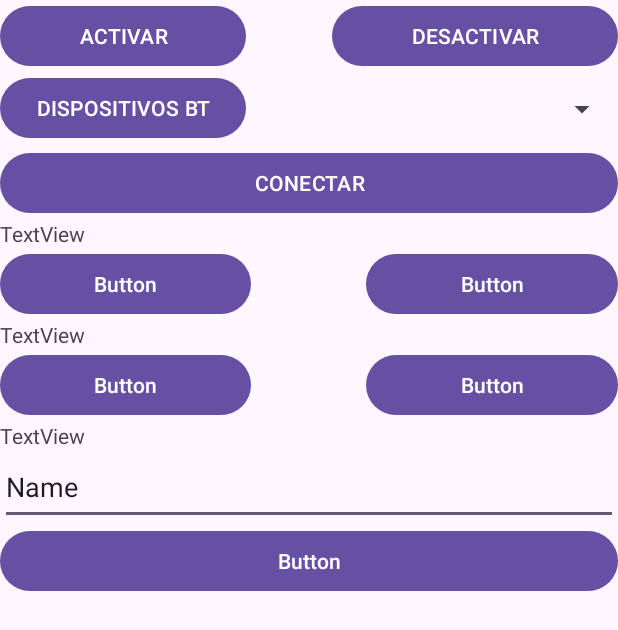
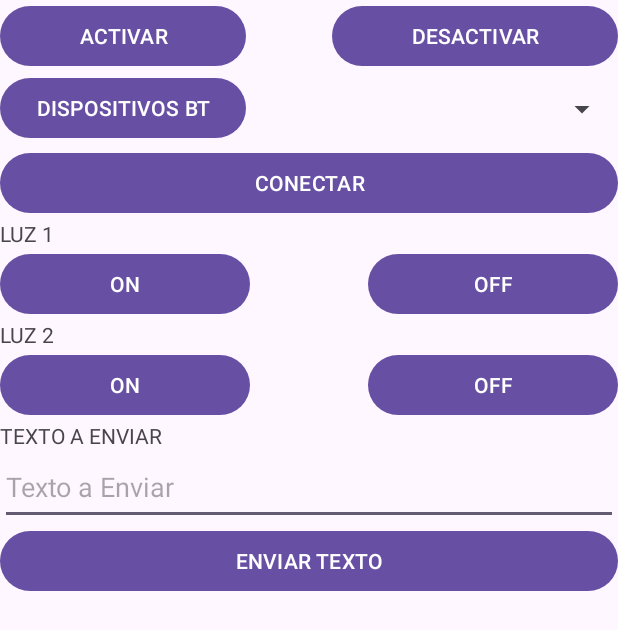
Before and after one commit to TroyanoMax/Arduino-android-bt-terperature-sensor, an Android app: the screen it shows after launch (MainActivity), on a phone screen of 412 x 824 dp. Shown: the top 630 px of the screen. Run offline under Robolectric (Android 15) with nearby library versions, the phone set to English and light mode, and no system bars.

Commit message:
First Commit

```diff
--- a/app/src/main/res/layout/activity_main.xml
+++ b/app/src/main/res/layout/activity_main.xml
@@ -19,7 +19,8 @@
             <Button
                     android:text="ACTIVAR"
                     android:layout_width="wrap_content"
-                    android:layout_height="wrap_content" android:id="@+id/idBtnOnBT" android:layout_weight="1"/>
+                    android:layout_height="wrap_content" android:id="@+id/idBtnOnBT" android:layout_weight="1"
+            />
             <Space
                     android:layout_width="wrap_content"
                     android:layout_height="wrap_content" android:layout_weight="1"/>
@@ -46,7 +47,7 @@
                 android:layout_width="match_parent"
                 android:layout_height="wrap_content" android:id="@+id/idBtnConect"/>
         <TextView
-                android:text="TextView"
+                android:text="LUZ 1"
                 android:layout_width="match_parent"
                 android:layout_height="wrap_content" android:id="@+id/textView"/>
         <LinearLayout
@@ -54,51 +55,50 @@
                 android:layout_width="match_parent"
                 android:layout_height="wrap_content">
             <Button
-                    android:text="Button"
+                    android:text="ON"
                     android:layout_width="wrap_content"
-                    android:layout_height="wrap_content" android:id="@+id/button5" android:layout_weight="1"/>
+                    android:layout_height="wrap_content" android:id="@+id/idBtnLuz_1on" android:layout_weight="1"/>
             <Space
                     android:layout_width="wrap_content"
                     android:layout_height="wrap_content" android:layout_weight="1"/>
             <Button
-                    android:text="Button"
+                    android:text="OFF"
                     android:layout_width="wrap_content"
-                    android:layout_height="wrap_content" android:id="@+id/button6" android:layout_weight="1"/>
+                    android:layout_height="wrap_content" android:id="@+id/idBtnLuz_1off" android:layout_weight="1"/>
         </LinearLayout>
         <TextView
-                android:text="TextView"
+                android:text="LUZ 2"
                 android:layout_width="match_parent"
-                android:layout_height="wrap_content" android:id="@+id/textView2"/>
+                android:layout_height="wrap_content" android:id="@+id/luz2"/>
         <LinearLayout
                 android:orientation="horizontal"
                 android:layout_width="match_parent"
                 android:layout_height="wrap_content">
             <Button
-                    android:text="Button"
+                    android:text="ON"
                     android:layout_width="wrap_content"
-                    android:layout_height="wrap_content" android:id="@+id/button7" android:layout_weight="1"/>
+                    android:layout_height="wrap_content" android:id="@+id/idBtnLuz_2on" android:layout_weight="1"/>
             <Space
                     android:layout_width="wrap_content"
                     android:layout_height="wrap_content" android:layout_weight="1"/>
             <Button
-                    android:text="Button"
+                    android:text="OFF"
                     android:layout_width="wrap_content"
-                    android:layout_height="wrap_content" android:id="@+id/button8" android:layout_weight="1"/>
+                    android:layout_height="wrap_content" android:id="@+id/idBtnLuz_2off" android:layout_weight="1"/>
         </LinearLayout>
         <TextView
-                android:text="TextView"
+                android:text="TEXTO A ENVIAR"
                 android:layout_width="match_parent"
-                android:layout_height="wrap_content" android:id="@+id/textView3"/>
+                android:layout_height="wrap_content" android:id="@+id/textViewToSend"/>
         <EditText
                 android:layout_width="match_parent"
                 android:layout_height="50dp"
                 android:inputType="text"
-                android:text="Name"
                 android:ems="10"
-                android:id="@+id/editTextText"/>
+                android:id="@+id/idTextOut" android:hint="Texto a Enviar"/>
         <Button
-                android:text="Button"
+                android:text="ENVIAR TEXTO"
                 android:layout_width="match_parent"
-                android:layout_height="wrap_content" android:id="@+id/button9"/>
+                android:layout_height="wrap_content" android:id="@+id/idBtnEnviar"/>
     </LinearLayout>
 </androidx.constraintlayout.widget.ConstraintLayout>
```
